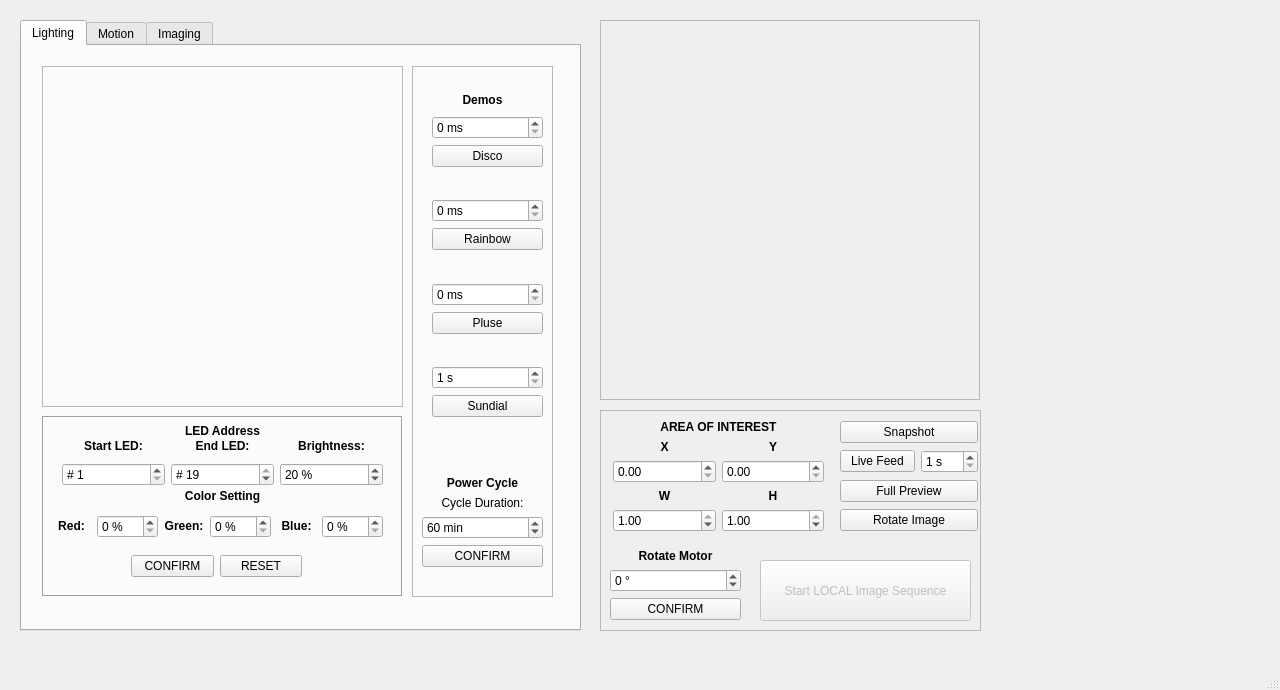
First picture: the form in _ui/FlashLapse_CP.ui, repository CoCl-Jerry/Flashlapse_Dev, before the edit.
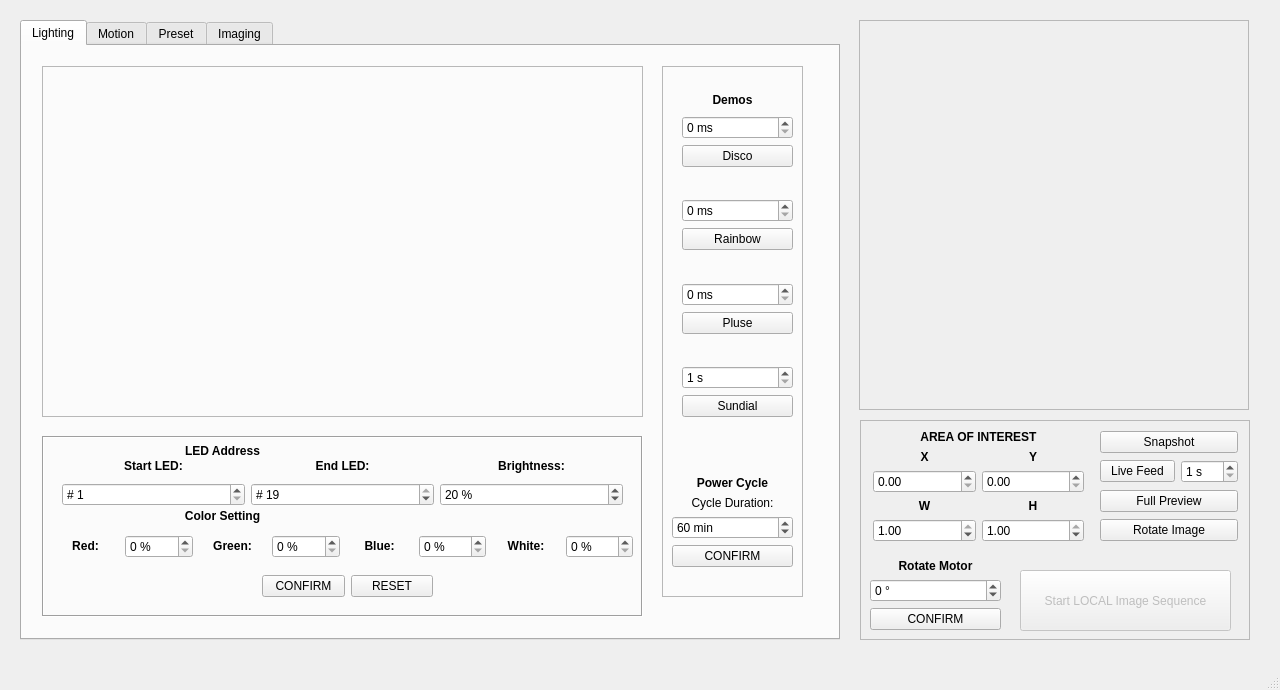
Second picture: the form after the edit. Icons and pictures are not drawn.

What changed in the file:
```diff
--- a/_ui/FlashLapse_CP.ui
+++ b/_ui/FlashLapse_CP.ui
@@ -33,10 +33,10 @@
    <widget class="QLabel" name="Image_Frame">
     <property name="geometry">
      <rect>
-      <x>600</x>
+      <x>859</x>
       <y>20</y>
-      <width>380</width>
-      <height>380</height>
+      <width>390</width>
+      <height>390</height>
      </rect>
     </property>
     <property name="cursor">
@@ -66,8 +66,8 @@
      <rect>
       <x>20</x>
       <y>20</y>
-      <width>561</width>
-      <height>611</height>
+      <width>820</width>
+      <height>620</height>
      </rect>
     </property>
     <property name="tabPosition">
@@ -86,7 +86,7 @@
      <widget class="QFrame" name="frame_2">
       <property name="geometry">
        <rect>
-        <x>390</x>
+        <x>640</x>
         <y>20</y>
         <width>141</width>
         <height>531</height>
@@ -316,8 +316,8 @@
        <rect>
         <x>20</x>
         <y>20</y>
-        <width>361</width>
-        <height>341</height>
+        <width>601</width>
+        <height>351</height>
        </rect>
       </property>
       <property name="frameShape">
@@ -329,10 +329,10 @@
       <widget class="QLabel" name="coreImage">
        <property name="geometry">
         <rect>
-         <x>30</x>
+         <x>140</x>
          <y>20</y>
-         <width>300</width>
-         <height>300</height>
+         <width>321</width>
+         <height>321</height>
         </rect>
        </property>
        <property name="text">
@@ -350,8 +350,8 @@
       <property name="geometry">
        <rect>
         <x>20</x>
-        <y>370</y>
-        <width>361</width>
+        <y>390</y>
+        <width>601</width>
         <height>181</height>
        </rect>
       </property>
@@ -392,7 +392,7 @@
         <rect>
          <x>20</x>
          <y>19</y>
-         <width>321</width>
+         <width>561</width>
          <height>51</height>
         </rect>
        </property>
@@ -485,11 +485,21 @@
         <rect>
          <x>10</x>
          <y>90</y>
-         <width>331</width>
+         <width>581</width>
          <height>41</height>
         </rect>
        </property>
        <layout class="QGridLayout" name="gridLayout">
+        <item row="0" column="5">
+         <widget class="QSpinBox" name="B_spinBox">
+          <property name="suffix">
+           <string> %</string>
+          </property>
+          <property name="maximum">
+           <number>100</number>
+          </property>
+         </widget>
+        </item>
         <item row="0" column="2">
          <widget class="QLabel" name="G_label">
           <property name="text">
@@ -507,16 +517,6 @@
           </property>
          </widget>
         </item>
-        <item row="0" column="3">
-         <widget class="QSpinBox" name="G_spinBox">
-          <property name="suffix">
-           <string> %</string>
-          </property>
-          <property name="maximum">
-           <number>100</number>
-          </property>
-         </widget>
-        </item>
         <item row="0" column="0">
          <widget class="QLabel" name="R_label">
           <property name="text">
@@ -524,6 +524,23 @@
           </property>
          </widget>
         </item>
+        <item row="0" column="6">
+         <widget class="QLabel" name="W_label">
+          <property name="text">
+           <string>&lt;html&gt;&lt;head/&gt;&lt;body&gt;&lt;p align=&quot;center&quot;&gt;&lt;span style=&quot; font-weight:600;&quot;&gt;White:&lt;/span&gt;&lt;/p&gt;&lt;/body&gt;&lt;/html&gt;</string>
+          </property>
+         </widget>
+        </item>
+        <item row="0" column="3">
+         <widget class="QSpinBox" name="G_spinBox">
+          <property name="suffix">
+           <string> %</string>
+          </property>
+          <property name="maximum">
+           <number>100</number>
+          </property>
+         </widget>
+        </item>
         <item row="0" column="4">
          <widget class="QLabel" name="B_label">
           <property name="text">
@@ -531,8 +548,8 @@
           </property>
          </widget>
         </item>
-        <item row="0" column="5">
-         <widget class="QSpinBox" name="B_spinBox">
+        <item row="0" column="7">
+         <widget class="QSpinBox" name="W_spinBox">
           <property name="suffix">
            <string> %</string>
           </property>
@@ -546,7 +563,7 @@
       <widget class="QWidget" name="horizontalLayoutWidget">
        <property name="geometry">
         <rect>
-         <x>89</x>
+         <x>220</x>
          <y>130</y>
          <width>171</width>
          <height>41</height>
@@ -1068,6 +1085,11 @@
       </property>
      </widget>
     </widget>
+    <widget class="QWidget" name="preset_tab">
+     <attribute name="title">
+      <string>Preset</string>
+     </attribute>
+    </widget>
     <widget class="QWidget" name="imaging_tab">
      <attribute name="title">
       <string>Imaging</string>
@@ -1077,7 +1099,7 @@
        <rect>
         <x>20</x>
         <y>420</y>
-        <width>281</width>
+        <width>391</width>
         <height>54</height>
        </rect>
       </property>
@@ -1153,7 +1175,7 @@
      <widget class="QLabel" name="resolution_label">
       <property name="geometry">
        <rect>
-        <x>45</x>
+        <x>100</x>
         <y>390</y>
         <width>231</width>
         <height>31</height>
@@ -1166,9 +1188,9 @@
      <widget class="QLabel" name="format_label">
       <property name="geometry">
        <rect>
-        <x>310</x>
+        <x>560</x>
         <y>390</y>
-        <width>231</width>
+        <width>201</width>
         <height>31</height>
        </rect>
       </property>
@@ -1181,7 +1203,7 @@
        <rect>
         <x>20</x>
         <y>500</y>
-        <width>511</width>
+        <width>771</width>
         <height>61</height>
        </rect>
       </property>
@@ -1208,7 +1230,7 @@
      <widget class="QWidget" name="horizontalLayoutWidget_6">
       <property name="geometry">
        <rect>
-        <x>330</x>
+        <x>560</x>
         <y>420</y>
         <width>201</width>
         <height>51</height>
@@ -1242,7 +1264,7 @@
        <rect>
         <x>20</x>
         <y>260</y>
-        <width>521</width>
+        <width>771</width>
         <height>131</height>
        </rect>
       </property>
@@ -1258,7 +1280,7 @@
          <rect>
           <x>19</x>
           <y>11</y>
-          <width>461</width>
+          <width>721</width>
           <height>81</height>
          </rect>
         </property>
@@ -1381,7 +1403,7 @@
        <rect>
         <x>20</x>
         <y>20</y>
-        <width>509</width>
+        <width>771</width>
         <height>221</height>
        </rect>
       </property>
@@ -1502,7 +1524,7 @@
        <rect>
         <x>40</x>
         <y>480</y>
-        <width>471</width>
+        <width>721</width>
         <height>20</height>
        </rect>
       </property>
@@ -1515,10 +1537,10 @@
    <widget class="QFrame" name="Misc_Frame">
     <property name="geometry">
      <rect>
-      <x>600</x>
-      <y>410</y>
-      <width>381</width>
-      <height>221</height>
+      <x>860</x>
+      <y>420</y>
+      <width>390</width>
+      <height>220</height>
      </rect>
     </property>
     <property name="frameShape">
```
